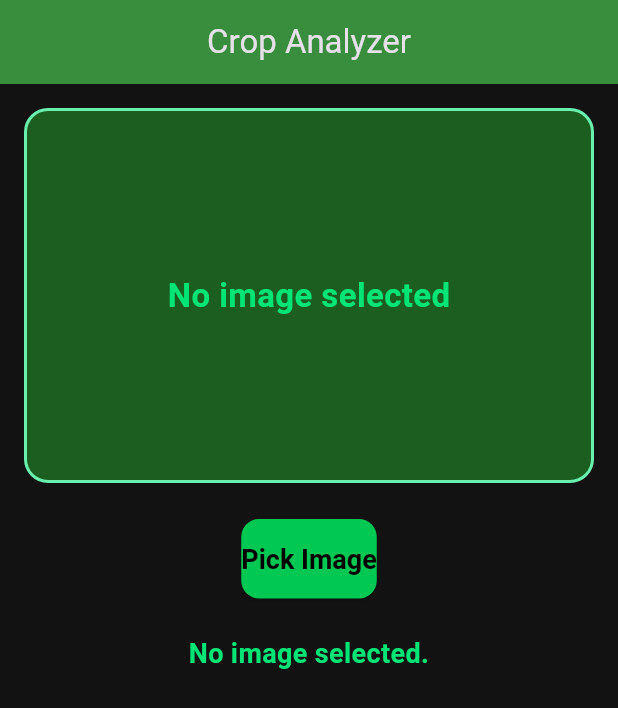
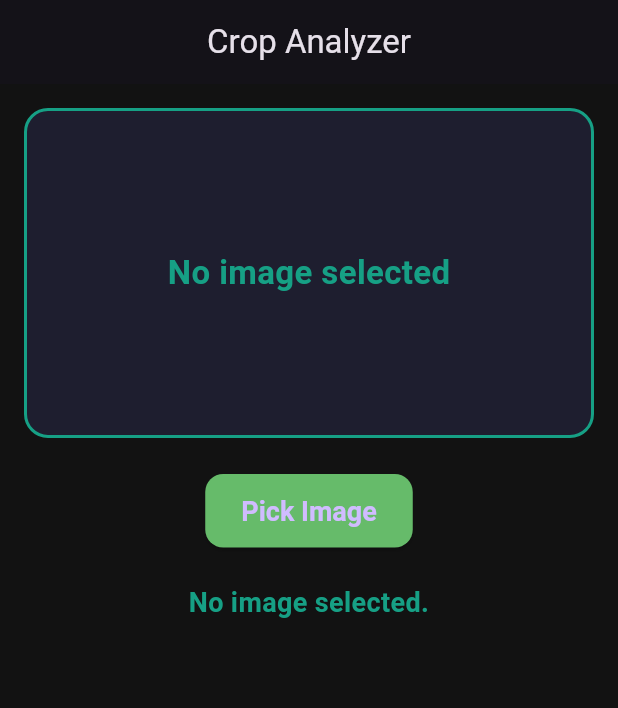
Before and after one commit to Karat-12/Crop_Scanner, a Flutter app: the screen it shows after launch, on a phone screen of 412 x 824 dp. Shown: the top 708 px of the screen. Run offline on Flutter 3.47's test engine with Material 3 defaults, Android fonts, the phone set to English and light mode, and no system bars; our stand-ins replace image_picker.

```diff
--- /dev/null
+++ b/flutter_app/lib/config.dart
@@ -0,0 +1,3 @@
+
+// config.dart
+const String BASE_URL = "http://192.168.1.8:8000/api/crop";
--- a/flutter_app/lib/crop_analyzer_page.dart
+++ b/flutter_app/lib/crop_analyzer_page.dart
@@ -3,6 +3,8 @@ import 'package:image_picker/image_picker.dart';
 import 'dart:io';
 import 'package:http/http.dart' as http;
 import 'dart:convert';
+import 'config.dart'; // make sure BASE_URL is defined
+import 'theme/app_theme.dart'; // Import the custom theme
 
 class CropAnalyzerPage extends StatefulWidget {
   @override
@@ -40,7 +42,7 @@ class _CropAnalyzerPageState extends State<CropAnalyzerPage> {
   }
 
   Future uploadImage(File imageFile) async {
-    final uri = Uri.parse('http://10.144.248.37:8000/api/crop/analyze'); // update IP
+    final uri = Uri.parse('$BASE_URL/analyze'); // from config.dart
     var request = http.MultipartRequest('POST', uri);
     request.files.add(await http.MultipartFile.fromPath('file', imageFile.path));
 
@@ -54,7 +56,6 @@ class _CropAnalyzerPageState extends State<CropAnalyzerPage> {
           "crop": jsonResp["crop"] ?? "Unknown",
           "health": jsonResp["health"] ?? "Unknown",
           "disease_percentage": jsonResp["disease_percentage"] ?? 0.0,
-          "metrics": jsonResp["metrics"] ?? {},
         };
 
         _updateState(result: safeResult, message: '', loading: false);
@@ -66,93 +67,73 @@ class _CropAnalyzerPageState extends State<CropAnalyzerPage> {
     }
   }
 
-  @override
-  Widget build(BuildContext context) {
-    final green = Colors.green;
-    final greenAccent = Colors.greenAccent;
+  Color getHealthColor(String health) {
+    return health.toLowerCase() == 'healthy'
+        ? AppColors.healthy
+        : AppColors.diseased;
+  }
 
-    Widget _infoCard(String title, String? value) => Card(
-      color: green[900],
+  Widget _infoCard(String title, String value, {Color? valueColor}) => Card(
+        color: AppColors.cardBackground,
         margin: EdgeInsets.symmetric(vertical: 10),
         shape: RoundedRectangleBorder(borderRadius: BorderRadius.circular(14)),
         child: Padding(
-        padding: EdgeInsets.symmetric(vertical: 18, horizontal: 20),
+          padding: EdgeInsets.symmetric(vertical: 20, horizontal: 20),
           child: Row(
             children: [
-            Text('$title:', style: TextStyle(fontWeight: FontWeight.bold, color: greenAccent.shade400, fontSize: 20)),
+              Text('$title:', style: TextStyle(fontWeight: FontWeight.bold, color: AppColors.accent, fontSize: 20)),
               SizedBox(width: 12),
-            Expanded(child: Text(value ?? 'N/A', style: TextStyle(color: Colors.white, fontSize: 18))),
+              Expanded(
+                child: Text(
+                  value,
+                  style: TextStyle(color: valueColor ?? AppColors.textPrimary, fontSize: 18),
+                ),
+              ),
             ],
           ),
         ),
       );
 
-    Widget _metricsCard(Map<String, dynamic> metrics) => Card(
-      color: green[900],
-      margin: EdgeInsets.symmetric(vertical: 10),
-      shape: RoundedRectangleBorder(borderRadius: BorderRadius.circular(14)),
-      child: Padding(
-        padding: EdgeInsets.symmetric(vertical: 18, horizontal: 20),
-        child: Column(
-          crossAxisAlignment: CrossAxisAlignment.start,
-          children: [
-            Text('Metrics', style: TextStyle(fontWeight: FontWeight.bold, color: greenAccent.shade400, fontSize: 20)),
-            SizedBox(height: 12),
-            ...metrics.entries.map((e) => Row(
-              children: [
-                Expanded(flex: 3, child: Text(e.key, style: TextStyle(fontWeight: FontWeight.w600, color: Colors.white70))),
-                Expanded(flex: 2, child: Text(
-                  (e.value is double) ? e.value.toStringAsFixed(2) : e.value.toString(),
-                  textAlign: TextAlign.right,
-                  style: TextStyle(color: Colors.white70),
-                )),
-              ],
-            )),
-          ],
-        ),
-      ),
-    );
-
+  @override
+  Widget build(BuildContext context) {
     return Scaffold(
-      appBar: AppBar(title: Text('Crop Analyzer'), centerTitle: true, backgroundColor: green[700]),
+      appBar: AppBar(title: Text('Crop Analyzer'), centerTitle: true),
       body: SafeArea(
         child: SingleChildScrollView(
           padding: EdgeInsets.all(16),
           child: Column(
             children: [
               Container(
-                height: 250,
+                height: 220,
                 width: double.infinity,
                 decoration: BoxDecoration(
                   borderRadius: BorderRadius.circular(16),
-                  color: green[900],
-                  border: Border.all(color: greenAccent, width: 2),
+                  color: AppColors.cardBackground,
+                  border: Border.all(color: AppColors.secondary, width: 2),
                 ),
                 child: _image == null
-                    ? Center(child: Text('No image selected', style: TextStyle(color: greenAccent.shade400, fontSize: 22, fontWeight: FontWeight.bold)))
+                    ? Center(
+                        child: Text(
+                          'No image selected',
+                          style: TextStyle(color: AppColors.secondary, fontSize: 22, fontWeight: FontWeight.bold),
+                        ),
+                      )
                     : ClipRRect(borderRadius: BorderRadius.circular(16), child: Image.file(_image!, fit: BoxFit.cover)),
               ),
               SizedBox(height: 24),
               ElevatedButton(
                 onPressed: _isLoading ? null : pickImage,
-                style: ElevatedButton.styleFrom(
-                  backgroundColor: greenAccent.shade700,
-                  padding: EdgeInsets.symmetric(vertical: 16),
-                  shape: RoundedRectangleBorder(borderRadius: BorderRadius.circular(12))
-                ),
                 child: _isLoading
                     ? SizedBox(height: 24, width: 24, child: CircularProgressIndicator(color: Colors.black, strokeWidth: 3))
-                    : Text('Pick Image', style: TextStyle(fontSize: 18, fontWeight: FontWeight.bold, color: Colors.black)),
+                    : Text('Pick Image'),
               ),
               SizedBox(height: 24),
               if (!_isLoading && _parsedResult == null)
-                Text(_resultMessage, style: TextStyle(fontSize: 18, color: greenAccent.shade400, fontWeight: FontWeight.w600), textAlign: TextAlign.center),
-              if (_parsedResult != null)
-                ...[
+                Text(_resultMessage, style: TextStyle(fontSize: 18, color: AppColors.secondary, fontWeight: FontWeight.w600), textAlign: TextAlign.center),
+              if (_parsedResult != null) ...[
                 _infoCard('Crop', _parsedResult!['crop']),
-                  _infoCard('Health', _parsedResult!['health']),
-                  _infoCard('Disease %', _parsedResult!['disease_percentage'].toString()),
-                  if (_parsedResult!['metrics'] != null) _metricsCard(_parsedResult!['metrics']),
+                _infoCard('Health', _parsedResult!['health'], valueColor: getHealthColor(_parsedResult!['health'])),
+                _infoCard('Disease %', _parsedResult!['disease_percentage'].toStringAsFixed(2) + '%'),
               ]
             ],
           ),
--- a/flutter_app/lib/theme/app_theme.dart
+++ b/flutter_app/lib/theme/app_theme.dart
@@ -1,13 +1,15 @@
 import 'package:flutter/material.dart';
 
 class AppColors {
-  static const Color primary = Color(0xFF4CAF50); // Green
-  static const Color secondary = Color(0xFF8BC34A);
+  static const Color primary = Color(0xFF1ABC9C); // Vibrant teal
+  static const Color secondary = Color(0xFF16A085); // Slightly darker teal
   static const Color background = Color(0xFF121212); // Dark background
-  static const Color cardBackground = Color(0xFF1E1E1E); // Darker cards
+  static const Color cardBackground = Color(0xFF1E1E2F); // Darker cards
   static const Color textPrimary = Colors.white;
-  static const Color textSecondary = Colors.white70;
-  static const Color accent = Color(0xFF69F0AE); // Light green accent
+  static const Color textSecondary = Color(0xFFB0BEC5); // Soft gray
+  static const Color accent = Color(0xFFF1C40F); // Warm accent (lime/orange)
+  static const Color healthy = Color(0xFF2ECC71); // Green for Healthy
+  static const Color diseased = Color(0xFFE74C3C); // Red for Diseased
 }
 
 class AppTheme {
@@ -18,7 +20,7 @@ class AppTheme {
       scaffoldBackgroundColor: AppColors.background,
       appBarTheme: AppBarTheme(
         backgroundColor: AppColors.primary,
-        foregroundColor: Colors.white,
+        foregroundColor: AppColors.textPrimary,
         elevation: 4,
         centerTitle: true,
       ),
```
Also changed, not shown: 1 other file. Lines whose indentation alone changed are shown as unchanged.
